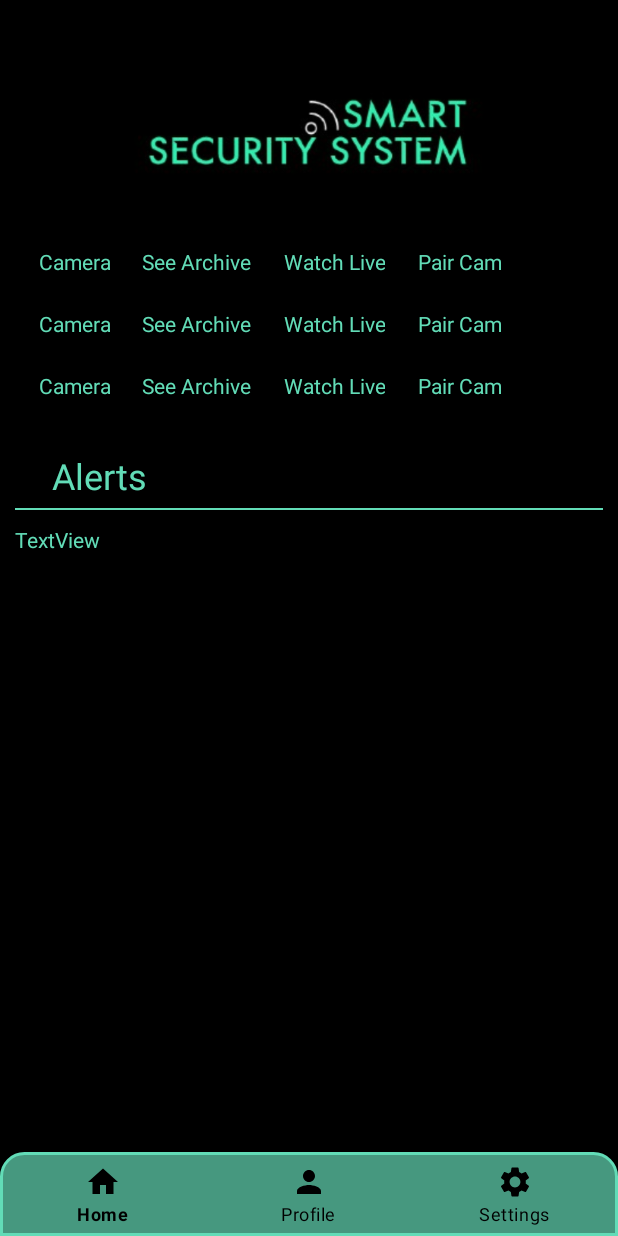
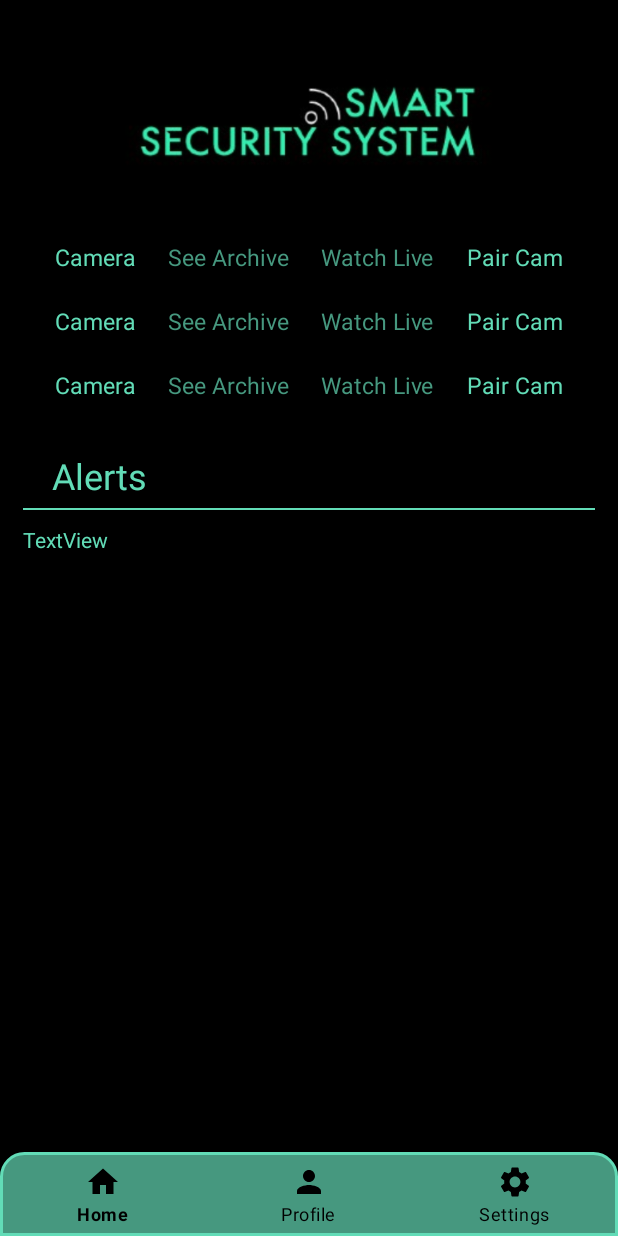
Before and after one commit to baransolmaz/Smart_Security_Systems, an Android app: the HomeActivity screen opened directly, with no data from a screen before it, on a phone screen of 412 x 824 dp. Run offline under Robolectric (Android 15) with nearby library versions, the phone set to English and light mode, and no system bars; our stand-ins replace Firebase (no records; nobody signed in at launch, a user with empty details on screens opened directly).

Commit message:
Update Layout

```diff
--- a/app/src/main/java/com/baran/smartsecuritysystems/HomeActivity.kt
+++ b/app/src/main/java/com/baran/smartsecuritysystems/HomeActivity.kt
@@ -4,9 +4,18 @@ import android.content.Intent
 import androidx.appcompat.app.AppCompatActivity
 import android.os.Bundle
 import android.view.View
+import com.baran.smartsecuritysystems.databinding.ActivityHomeBinding
+import com.baran.smartsecuritysystems.databinding.ActivityMainBinding
 import com.google.android.material.bottomnavigation.BottomNavigationItemView
+import com.google.firebase.database.DatabaseReference
+import com.google.firebase.database.ktx.database
+import com.google.firebase.ktx.Firebase
 
 class HomeActivity : AppCompatActivity() {
+    private lateinit var binding: ActivityHomeBinding
+    private var database: DatabaseReference = Firebase.database.reference
+    private lateinit var userName: String
+    private lateinit var deviceId: String
 
     @Suppress("DEPRECATION")
     override fun onCreate(savedInstanceState: Bundle?) {
@@ -14,23 +23,37 @@ class HomeActivity : AppCompatActivity() {
         supportActionBar?.hide()
         window.decorView.systemUiVisibility= View.SYSTEM_UI_FLAG_FULLSCREEN
         overridePendingTransition(1,0)
-        setContentView(R.layout.activity_home)
+
+        binding= ActivityHomeBinding.inflate(layoutInflater)
+        setContentView(binding.root)
+
+        val extras = intent.extras
+        if (extras != null) {
+            userName = extras.getString("USERNAME").toString()
+            deviceId = extras.getString("DEVICE_ID").toString()
+        }
 
         val navBarHome=findViewById<BottomNavigationItemView>(R.id.home_nav)
         navBarHome.setOnClickListener{
             val intent = Intent(this, HomeActivity::class.java)
+            intent.putExtra("USERNAME",userName)
+            intent.putExtra("DEVICE_ID",deviceId)
             startActivity(intent)
             finish()
         }
         val navBarProfile=findViewById<BottomNavigationItemView>(R.id.profile_nav)
         navBarProfile.setOnClickListener{
             val intent = Intent(this, ProfileActivity::class.java)
+            intent.putExtra("USERNAME",userName)
+            intent.putExtra("DEVICE_ID",deviceId)
             startActivity(intent)
             finish()
         }
         val navBarSettings=findViewById<BottomNavigationItemView>(R.id.settings_nav)
         navBarSettings.setOnClickListener{
             val intent = Intent(this, SettingsActivity::class.java)
+            intent.putExtra("USERNAME",userName)
+            intent.putExtra("DEVICE_ID",deviceId)
             startActivity(intent)
             finish()
         }
--- a/app/src/main/res/layout/activity_camera.xml
+++ b/app/src/main/res/layout/activity_camera.xml
@@ -9,9 +9,9 @@
 
     <ImageView
         android:id="@+id/imageView"
-        android:layout_width="341dp"
-        android:layout_height="114dp"
-        android:layout_marginTop="30dp"
+        android:layout_width="0dp"
+        android:layout_height="120dp"
+        android:layout_marginTop="20dp"
         android:contentDescription="@string/str_logo"
         app:layout_constraintEnd_toEndOf="parent"
         app:layout_constraintStart_toStartOf="parent"
--- a/app/src/main/res/layout/activity_home.xml
+++ b/app/src/main/res/layout/activity_home.xml
@@ -9,9 +9,9 @@
 
     <ImageView
         android:id="@+id/imageView"
-        android:layout_width="341dp"
-        android:layout_height="114dp"
-        android:layout_marginTop="30dp"
+        android:layout_width="0dp"
+        android:layout_height="120dp"
+        android:layout_marginTop="20dp"
         android:contentDescription="@string/str_logo"
         app:layout_constraintEnd_toEndOf="parent"
         app:layout_constraintStart_toStartOf="parent"
@@ -37,9 +37,9 @@
         android:id="@+id/divider_alert"
         android:layout_width="0dp"
         android:layout_height="1dp"
-        android:layout_marginStart="10dp"
+        android:layout_marginStart="15dp"
         android:layout_marginTop="5dp"
-        android:layout_marginEnd="10dp"
+        android:layout_marginEnd="15dp"
         android:background="@color/light_cyan"
         android:backgroundTint="@color/light_cyan"
         app:layout_constraintEnd_toEndOf="parent"
@@ -67,6 +67,7 @@
             android:layout_marginTop="5dp"
             android:layout_marginRight="10dp"
             android:layout_marginBottom="5dp"
+            android:gravity="center"
             android:orientation="horizontal">
 
             <TextView
@@ -80,7 +81,7 @@
                 android:text="@string/str_cam"
                 android:textAlignment="center"
                 android:textColor="@color/light_cyan"
-                android:textSize="14sp" />
+                android:textSize="15sp" />
 
             <View
                 android:id="@+id/divider6"
@@ -100,8 +101,8 @@
                 android:layout_marginBottom="5dp"
                 android:text="@string/str_arch"
                 android:textAlignment="center"
-                android:textColor="@color/light_cyan"
-                android:textSize="14sp" />
+                android:textColor="@color/dark_cyan"
+                android:textSize="15sp" />
 
             <View
                 android:id="@+id/divider7"
@@ -121,8 +122,8 @@
                 android:layout_marginBottom="5dp"
                 android:text="@string/str_live"
                 android:textAlignment="center"
-                android:textColor="@color/light_cyan"
-                android:textSize="14sp" />
+                android:textColor="@color/dark_cyan"
+                android:textSize="15sp" />
 
             <View
                 android:id="@+id/divider8"
@@ -143,7 +144,7 @@
                 android:text="@string/str_pair"
                 android:textAlignment="center"
                 android:textColor="@color/light_cyan"
-                android:textSize="14sp" />
+                android:textSize="15sp" />
 
         </LinearLayout>
 
@@ -155,6 +156,7 @@
             android:layout_marginTop="5dp"
             android:layout_marginRight="10dp"
             android:layout_marginBottom="5dp"
+            android:gravity="center"
             android:orientation="horizontal">
 
             <TextView
@@ -168,7 +170,7 @@
                 android:text="@string/str_cam"
                 android:textAlignment="center"
                 android:textColor="@color/light_cyan"
-                android:textSize="14sp" />
+                android:textSize="15sp" />
 
             <View
                 android:id="@+id/divider9"
@@ -188,8 +190,8 @@
                 android:layout_marginBottom="5dp"
                 android:text="@string/str_arch"
                 android:textAlignment="center"
-                android:textColor="@color/light_cyan"
-                android:textSize="14sp" />
+                android:textColor="@color/dark_cyan"
+                android:textSize="15sp" />
 
             <View
                 android:id="@+id/divider10"
@@ -209,8 +211,8 @@
                 android:layout_marginBottom="5dp"
                 android:text="@string/str_live"
                 android:textAlignment="center"
-                android:textColor="@color/light_cyan"
-                android:textSize="14sp" />
+                android:textColor="@color/dark_cyan"
+                android:textSize="15sp" />
 
             <View
                 android:id="@+id/divider11"
@@ -231,7 +233,7 @@
                 android:text="@string/str_pair"
                 android:textAlignment="center"
                 android:textColor="@color/light_cyan"
-                android:textSize="14sp" />
+                android:textSize="15sp" />
         </LinearLayout>
 
         <LinearLayout
@@ -242,6 +244,7 @@
             android:layout_marginTop="5dp"
             android:layout_marginRight="10dp"
             android:layout_marginBottom="5dp"
+            android:gravity="center"
             android:orientation="horizontal">
 
             <TextView
@@ -255,7 +258,7 @@
                 android:text="@string/str_cam"
                 android:textAlignment="center"
                 android:textColor="@color/light_cyan"
-                android:textSize="14sp" />
+                android:textSize="15sp" />
 
             <View
                 android:id="@+id/divider12"
@@ -275,8 +278,8 @@
                 android:layout_marginBottom="5dp"
                 android:text="@string/str_arch"
                 android:textAlignment="center"
-                android:textColor="@color/light_cyan"
-                android:textSize="14sp" />
+                android:textColor="@color/dark_cyan"
+                android:textSize="15sp" />
 
             <View
                 android:id="@+id/divider13"
@@ -296,8 +299,8 @@
                 android:layout_marginBottom="5dp"
                 android:text="@string/str_live"
                 android:textAlignment="center"
-                android:textColor="@color/light_cyan"
-                android:textSize="14sp" />
+                android:textColor="@color/dark_cyan"
+                android:textSize="15sp" />
 
             <View
                 android:id="@+id/divider14"
@@ -318,7 +321,7 @@
                 android:text="@string/str_pair"
                 android:textAlignment="center"
                 android:textColor="@color/light_cyan"
-                android:textSize="14sp" />
+                android:textSize="15sp" />
         </LinearLayout>
     </LinearLayout>
 
@@ -368,9 +371,9 @@
     <ScrollView
         android:layout_width="0dp"
         android:layout_height="0dp"
-        android:layout_marginStart="10dp"
+        android:layout_marginStart="15dp"
         android:layout_marginTop="10dp"
-        android:layout_marginEnd="10dp"
+        android:layout_marginEnd="15dp"
         android:layout_marginBottom="10dp"
         app:layout_constraintBottom_toTopOf="@+id/bottom_nav_bar"
         app:layout_constraintEnd_toEndOf="parent"
@@ -380,7 +383,7 @@
         <LinearLayout
             android:layout_width="match_parent"
             android:layout_height="wrap_content"
-            android:orientation="vertical" >
+            android:orientation="vertical">
 
             <TextView
                 android:id="@+id/textView8"
--- a/app/src/main/res/layout/activity_monitor.xml
+++ b/app/src/main/res/layout/activity_monitor.xml
@@ -9,9 +9,9 @@
 
     <ImageView
         android:id="@+id/imageView"
-        android:layout_width="341dp"
-        android:layout_height="114dp"
-        android:layout_marginTop="30dp"
+        android:layout_width="0dp"
+        android:layout_height="120dp"
+        android:layout_marginTop="20dp"
         android:contentDescription="@string/str_logo"
         app:layout_constraintEnd_toEndOf="parent"
         app:layout_constraintStart_toStartOf="parent"
--- a/app/src/main/res/layout/activity_plan.xml
+++ b/app/src/main/res/layout/activity_plan.xml
@@ -9,9 +9,9 @@
 
     <ImageView
         android:id="@+id/imageView"
-        android:layout_width="341dp"
-        android:layout_height="114dp"
-        android:layout_marginTop="30dp"
+        android:layout_width="0dp"
+        android:layout_height="120dp"
+        android:layout_marginTop="20dp"
         android:contentDescription="@string/str_logo"
         app:layout_constraintEnd_toEndOf="parent"
         app:layout_constraintStart_toStartOf="parent"
```
Also changed, not shown: app/src/main/java/com/baran/smartsecuritysystems/ProfileActivity.kt (+45 -1 lines), app/src/main/res/layout/activity_archive.xml (+14 -1 lines), app/src/main/res/layout/activity_main.xml (+7 -8 lines), app/src/main/res/layout/activity_pair_cam.xml (+14 -1 lines), app/src/main/res/layout/activity_profile.xml (+26 -12 lines), app/src/main/res/layout/activity_separation.xml (+5 -5 lines), app/src/main/res/layout/activity_settings.xml (+16 -6 lines), app/src/main/res/layout/activity_sign_up.xml (+5 -4 lines).
